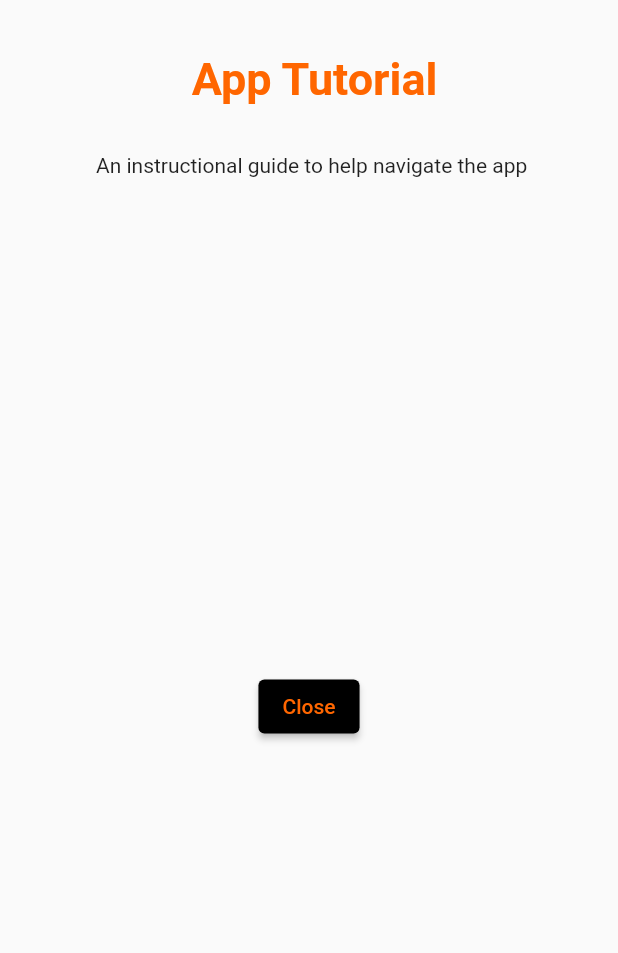
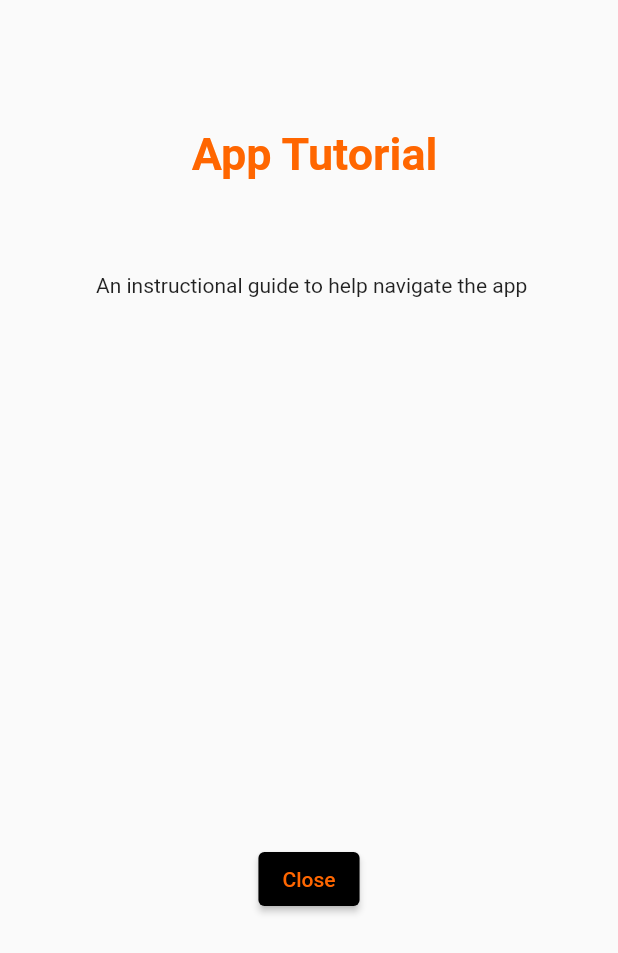
Before and after one commit to FiservNZ/fiservonboardingexp, a Flutter app: the HelpPage screen opened directly, on a phone screen of 412 x 824 dp. Shown: the top 953 px of the screen. Run offline on Flutter 3.47's test engine with Material 2 defaults, Android fonts, the phone set to English and light mode, and no system bars; our stand-ins replace cached_network_image, cloud_firestore, firebase_auth, firebase_core, firebase_storage, font_awesome_flutter and 7 more; missing offline and left inert: sendgrid_mailer; accounts and stored records are empty.

Commit message:
Fixed help page alignment,

```diff
--- a/lib/main.dart
+++ b/lib/main.dart
@@ -1,5 +1,5 @@
 import 'package:cloud_firestore/cloud_firestore.dart';
-import 'package:fiservonboardingexp/theme/theme_provider.dart';
+import 'package:fiservonboardingexp/themes/theme_provider.dart';
 import 'package:fiservonboardingexp/widgets/check_user.dart';
 import 'package:flutter/material.dart';
 import 'package:firebase_core/firebase_core.dart';
--- a/lib/screens/help_page.dart
+++ b/lib/screens/help_page.dart
@@ -9,6 +9,9 @@ class HelpPage extends StatelessWidget {
     return Scaffold(
         //backgroundColor: Theme.of(context).colorScheme.background,
         body: Column(children: <Widget>[
+      const SizedBox(height: 50),
+
+      //Title
       const Text(
         '\n App Tutorial',
         style: TextStyle(
@@ -17,7 +20,15 @@ class HelpPage extends StatelessWidget {
           color: Color(0xFFFF6600),
         ),
       ),
+
+      const SizedBox(height: 30),
+
+      //Content
       const Text('\n\n An instructional guide to help navigate the app'),
+
+      const SizedBox(height: 150),
+
+      //Close button
       Expanded(
         child: Align(
           alignment: Alignment.center,
```
Also changed, not shown: lib/themes/theme_provider.dart (renamed from lib/theme/theme_provider.dart).
